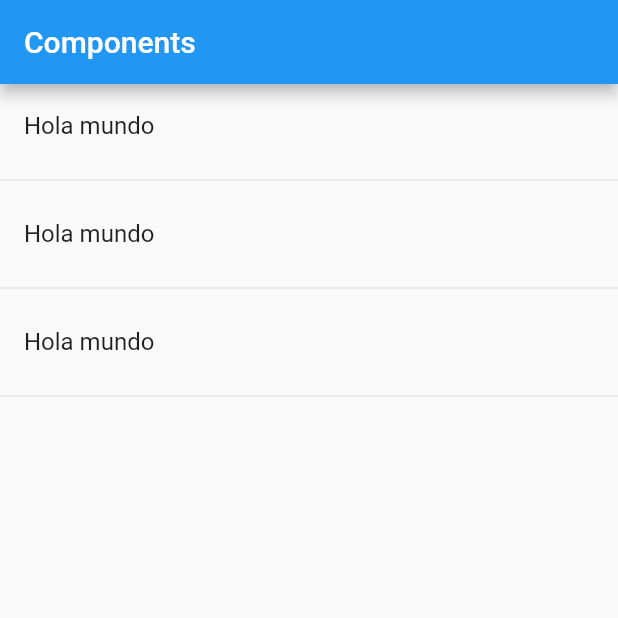
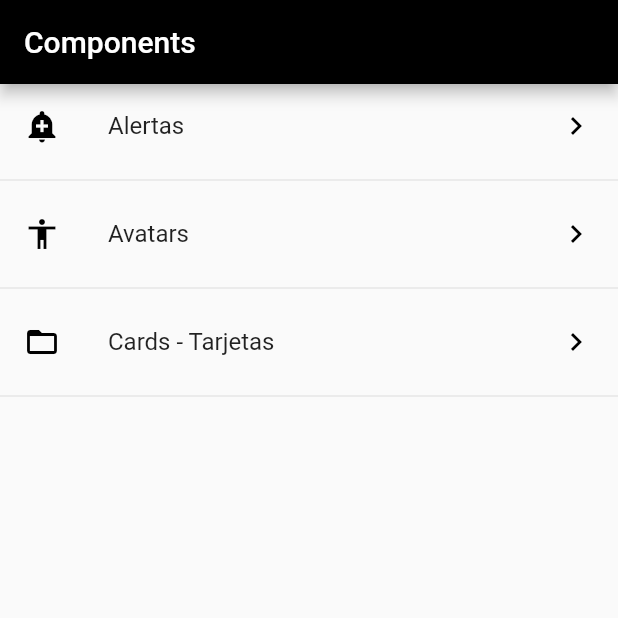
Before and after one commit to Dvil0/ComponentsApp, a Flutter app: the screen it shows after launch, on a phone screen of 412 x 824 dp, the top half of it. Run offline on Flutter 3.47's test engine with Material 2 defaults, Android fonts, the phone set to English and light mode, and no system bars.

Commit message:
New funcionalities to practice.

```diff
--- /dev/null
+++ b/lib/src/Utils/icon_string_util.dart
@@ -0,0 +1,15 @@
+import 'package:flutter/material.dart';
+
+final _icons = <String, IconData>{
+  'add_alert'     : Icons.add_alert,
+  'accessibility' : Icons.accessibility,
+  'folder_open'   : Icons.folder_open,
+};
+
+Icon getIcon( String iconName ){
+
+  return Icon(
+    _icons[ iconName ],
+    color: Colors.black,
+  );
+}
--- a/lib/src/views/home_view.dart
+++ b/lib/src/views/home_view.dart
@@ -1,5 +1,7 @@
+import 'package:flutter/material.dart';
 import 'package:components/src/providers/menu_provider.dart';
-import 'package:flutter/material.dart';
+import 'package:components/src/Utils/icon_string_util.dart';
+import 'package:components/src/views/alert_view.dart';
 
 class HomeView extends StatelessWidget{
 
@@ -9,6 +11,7 @@ class HomeView extends StatelessWidget{
     return Scaffold(
       appBar: AppBar(
         title: Text('Components'),
+        backgroundColor: Colors.black,
       ),
       body: _list(),
     );
@@ -16,22 +19,45 @@ class HomeView extends StatelessWidget{
 
   Widget _list() {
 
-    print( menuProvider.options );
+    return FutureBuilder(
+      future: menuProvider.cargarData(),
+      initialData: [],
+      builder: ( context, AsyncSnapshot<List<dynamic>> snapshot){
 
-    return ListView(
-        children: _createItemList(),
-      );
+        return ListView(
+          children: _createItemList( snapshot.data, context ),
+        );
+      }
+    );
   }
 
-  List<Widget> _createItemList() {
+  List<Widget> _createItemList( List<dynamic> data, BuildContext context ) {
 
-    return [
-      ListTile(title: Text('Hola mundo')),
-      Divider(),
-      ListTile(title: Text('Hola mundo')),
-      Divider(),
-      ListTile(title: Text('Hola mundo')),
-      Divider(),
-    ];
+    final List<Widget> options = [];
+
+    data.forEach( (obj){
+
+      final widgetTemp = ListTile(
+        title: Text( obj['texto'] ),
+        leading: getIcon( obj['icon'] ),
+        trailing: Icon(
+          Icons.keyboard_arrow_right,
+          color: Colors.black,
+         ),
+         onTap: (){
+
+           final route = MaterialPageRoute(
+             builder: ( context ) => AlertView(),
+           );
+
+           Navigator.push(context, route);
+         },
+      );
+
+      options..add( widgetTemp )
+             ..add( Divider() );
+    });
+
+    return options;
   }
 }
```
Also changed, not shown: lib/src/providers/menu_provider.dart (+9 -6 lines), lib/src/views/alert_view.dart (added, +21 -0 lines), lib/src/views/avatar_view.dart (added, +14 -0 lines).
